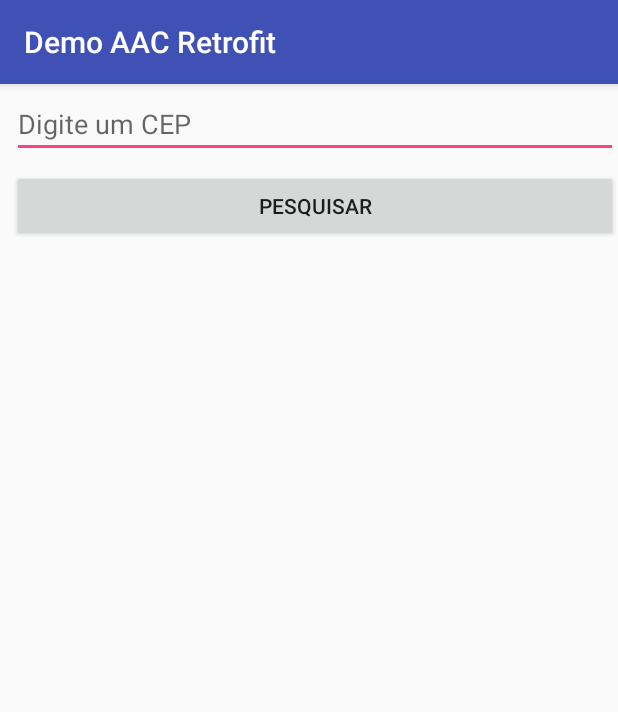
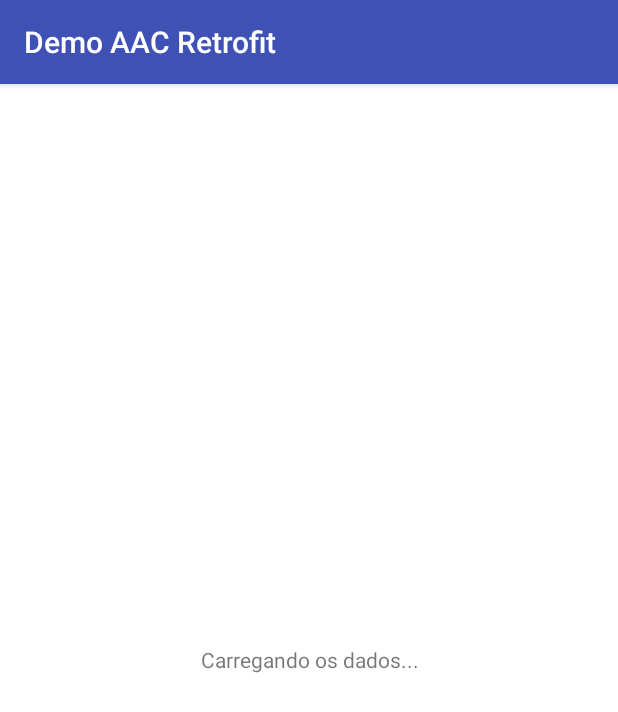
Before and after one commit to tndias/DemoAACRetrofit, an Android app: the screen it shows after launch (MainActivity), after a tap on "PESQUISAR", on a phone screen of 412 x 824 dp. Shown: the top 712 px of the screen. Run offline under Robolectric (Android 15) with nearby library versions, the phone set to English and light mode, and no system bars; 1 statement that could not run was skipped.

Commit message:
add loading screen

```diff
--- a/app/src/main/java/br/com/psoa/demoaacretrofit/entities/AddressResponse.kt
+++ b/app/src/main/java/br/com/psoa/demoaacretrofit/entities/AddressResponse.kt
@@ -5,7 +5,7 @@ class AddressResponse {
     var address: Address? = null
     var error: Throwable? = null
 
-    constructor(address: Address) {
+    constructor(address: Address?) {
         this.address = address
     }
 
--- a/app/src/main/java/br/com/psoa/demoaacretrofit/repositories/AddressRepositoryImpl.kt
+++ b/app/src/main/java/br/com/psoa/demoaacretrofit/repositories/AddressRepositoryImpl.kt
@@ -34,7 +34,7 @@ class AddressRepositoryImpl : AddressRepository {
         addressAPI.search(cep)
                 .enqueue(object : Callback<Address> {
                     override fun onResponse(call: Call<Address>?, response: Response<Address>?) {
-                        liveData.value = AddressResponse(response?.body()!!)
+                        liveData.value = AddressResponse(response?.body())
                     }
 
                     override fun onFailure(call: Call<Address>?, t: Throwable?) {
--- a/app/src/main/java/br/com/psoa/demoaacretrofit/ui/mainscreen/MainActivity.kt
+++ b/app/src/main/java/br/com/psoa/demoaacretrofit/ui/mainscreen/MainActivity.kt
@@ -5,6 +5,7 @@ import android.arch.lifecycle.ViewModelProviders
 import android.support.v7.app.AppCompatActivity
 import android.os.Bundle
 import android.util.Log
+import android.view.View
 import br.com.psoa.demoaacretrofit.R
 import kotlinx.android.synthetic.main.activity_main.*
 
@@ -33,5 +34,12 @@ class MainActivity : AppCompatActivity() {
                         Log.i("TIAGO", "ERRO: ${a.error}")
                     }
                 })
+        mainViewModel.isLoading.observe(this, Observer { isLoading ->
+            if (isLoading!!) {
+                loading.visibility = View.VISIBLE
+            } else {
+                loading.visibility = View.GONE
+            }
+        })
     }
 }
--- a/app/src/main/java/br/com/psoa/demoaacretrofit/ui/mainscreen/MainViewModel.kt
+++ b/app/src/main/java/br/com/psoa/demoaacretrofit/ui/mainscreen/MainViewModel.kt
@@ -2,29 +2,33 @@ package br.com.psoa.demoaacretrofit.ui.mainscreen
 
 import android.arch.lifecycle.LiveData
 import android.arch.lifecycle.MediatorLiveData
+import android.arch.lifecycle.MutableLiveData
 import android.arch.lifecycle.ViewModel
 import br.com.psoa.demoaacretrofit.entities.AddressResponse
 import br.com.psoa.demoaacretrofit.repositories.AddressRepository
 import br.com.psoa.demoaacretrofit.repositories.AddressRepositoryImpl
 
-class MainViewModel : ViewModel () {
+class MainViewModel : ViewModel() {
 
     private val addressRepository: AddressRepository
-    private val mApiResponse : MediatorLiveData<AddressResponse>
+    private val mApiResponse: MediatorLiveData<AddressResponse>
     val apiResponse: LiveData<AddressResponse> get() = mApiResponse
-
+    val isLoading: MutableLiveData<Boolean>
 
     init {
         addressRepository = AddressRepositoryImpl()
         mApiResponse = MediatorLiveData()
+        isLoading = MutableLiveData()
 
     }
 
-    fun search (cep: String) : LiveData<AddressResponse> {
+    fun search(cep: String): LiveData<AddressResponse> {
+        isLoading.postValue(true)
+        mApiResponse.addSource(addressRepository.getAddress(cep)) { a ->
+            mApiResponse.value = a
+            isLoading.postValue(false)
+        }
 
-        mApiResponse.addSource(addressRepository.getAddress(cep)) {
-            a -> mApiResponse.value = a
-        }
         return mApiResponse
     }
 
--- a/app/src/main/res/layout/activity_main.xml
+++ b/app/src/main/res/layout/activity_main.xml
@@ -1,4 +1,11 @@
 <?xml version="1.0" encoding="utf-8"?>
+<FrameLayout xmlns:android="http://schemas.android.com/apk/res/android"
+    xmlns:app="http://schemas.android.com/apk/res-auto"
+    xmlns:tools="http://schemas.android.com/tools"
+    android:layout_width="match_parent"
+    android:layout_height="match_parent"
+    tools:context="br.com.psoa.demoaacretrofit.ui.mainscreen.MainActivity">
+
     <android.support.constraint.ConstraintLayout xmlns:android="http://schemas.android.com/apk/res/android"
         xmlns:app="http://schemas.android.com/apk/res-auto"
         xmlns:tools="http://schemas.android.com/tools"
@@ -39,3 +46,19 @@
             app:layout_constraintTop_toBottomOf="@+id/btSearch" />
 
     </android.support.constraint.ConstraintLayout>
+    <LinearLayout
+        android:layout_width="match_parent"
+        android:layout_height="match_parent"
+        android:gravity="center"
+        android:background="#FFF"
+        android:id="@+id/loading"
+        android:visibility="gone">
+        <TextView
+            android:layout_width="match_parent"
+            android:layout_height="match_parent"
+            android:gravity="center"
+            android:text="Carregando os dados..."/>
+
+    </LinearLayout>
+
+</FrameLayout>
```
Lines whose indentation alone changed are shown as unchanged.
